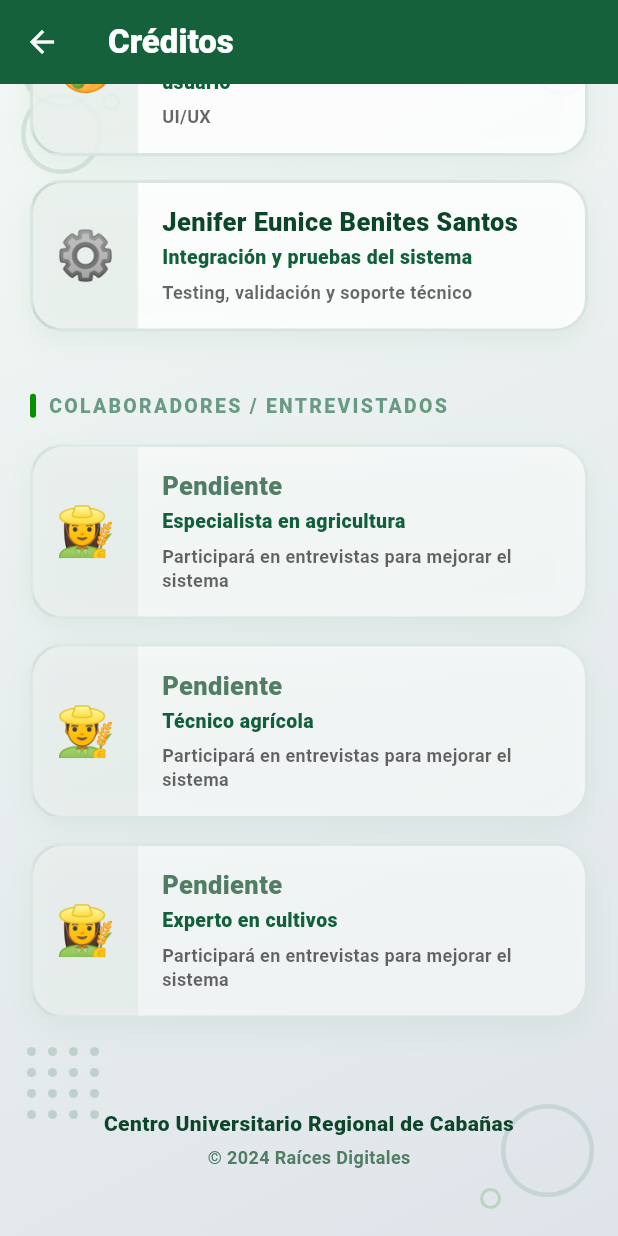
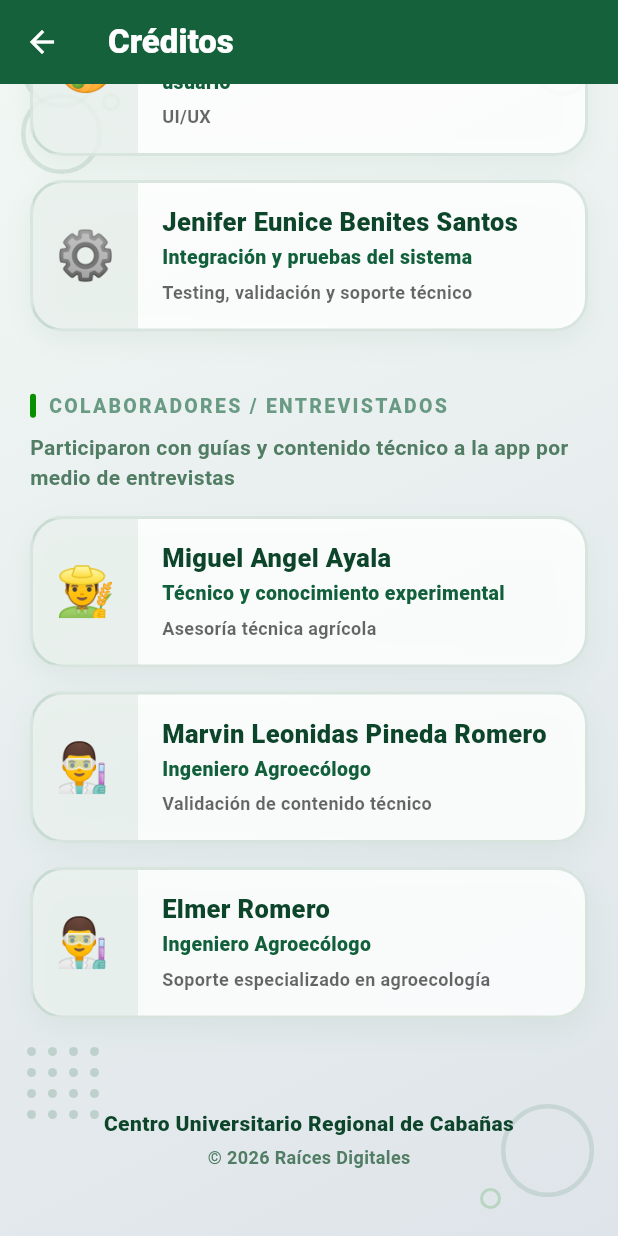
Before and after one commit to hildaalvarado-ux/Ra-ces-Dig-tales, a Flutter app: the CreditosPage screen opened directly, scrolled down 371 dp, on a phone screen of 412 x 824 dp. Run offline on Flutter 3.47's test engine with Material 3 defaults, Android fonts, the phone set to English and light mode, and no system bars; our stand-ins replace device_info_plus, drift, file_picker, flutter_local_notifications, image_picker, permission_handler and 3 more; accounts and stored records are empty; generated files the repository leaves out were written again; statements that could not run were skipped.

Commit message:
Update copyright to 2026, collaborators in credits, and dashboard background logo
- Updated project-wide copyright to Raíces Digitales 2026.
- Added collaborators Miguel Angel Ayala, Marvin Leonidas Pineda Romero, and Elmer Romero to the credits page with their respective roles and contribution details.
- Implemented a subtle background logo (0.05 opacity) in the DashboardPage using a Stack for enhanced branding without impacting usability.

Co-authored-by: hildaalvarado-ux <210755048+hildaalvarado-ux@users.noreply.github.com>

```diff
--- a/lib/dashboard.dart
+++ b/lib/dashboard.dart
@@ -434,9 +434,27 @@ class _DashboardPageState extends State<DashboardPage> {
             // ✅ CONTENIDO PRINCIPAL DEL DASHBOARD
             // ==========================================================
             body: SafeArea(
-              child: SingleChildScrollView(
-                padding: const EdgeInsets.fromLTRB(16, 16, 16, 24),
-                child: _buildBodyContent(w),
+              child: Stack(
+                children: [
+                  // Logo de fondo con opacidad
+                  Positioned.fill(
+                    child: Center(
+                      child: Opacity(
+                        opacity: 0.05,
+                        child: Image.asset(
+                          'assets/images/logosp.png',
+                          width: 300,
+                          height: 300,
+                          fit: BoxFit.contain,
+                        ),
+                      ),
+                    ),
+                  ),
+                  SingleChildScrollView(
+                    padding: const EdgeInsets.fromLTRB(16, 16, 16, 24),
+                    child: _buildBodyContent(w),
+                  ),
+                ],
               ),
             ),
           );
@@ -960,7 +978,7 @@ class _DashboardPageState extends State<DashboardPage> {
           Padding(
             padding: const EdgeInsets.fromLTRB(16, 6, 16, 14),
             child: Text(
-              'Raíces Digitales • v1.0',
+              'Raíces Digitales © 2026 • v1.0',
               style: TextStyle(
                 color: AppColors.greenDarker.withOpacity(0.70),
                 fontWeight: FontWeight.w700,
--- a/lib/data/common_widgets.dart
+++ b/lib/data/common_widgets.dart
@@ -23,7 +23,7 @@ class CopyrightFooter extends StatelessWidget {
             ),
             SizedBox(height: 4),
             Text(
-              '© 2024 Raíces Digitales',
+              '© 2026 Raíces Digitales',
               style: TextStyle(
                 color: AppColors.greenSoft,
                 fontWeight: FontWeight.w600,
--- a/lib/datos/creditos.dart
+++ b/lib/datos/creditos.dart
@@ -86,6 +86,18 @@ class CreditosPage extends StatelessWidget {
                 const SizedBox(height: 40),
 
                 _buildSectionTitle('COLABORADORES / ENTREVISTADOS'),
+                const SizedBox(height: 8),
+                const _FadeInAnimation(
+                  delay: 450,
+                  child: Text(
+                    'Participaron con guías y contenido técnico a la app por medio de entrevistas',
+                    style: TextStyle(
+                      fontSize: 14,
+                      fontWeight: FontWeight.w600,
+                      color: AppColors.greenSoft,
+                    ),
+                  ),
+                ),
                 const SizedBox(height: 16),
 
                 Wrap(
@@ -97,11 +109,10 @@ class CreditosPage extends StatelessWidget {
                       const _FadeInAnimation(
                         delay: 500,
                         child: _CreditCard(
-                          name: 'Pendiente',
-                          role: 'Especialista en agricultura',
-                          description: 'Participará en entrevistas para mejorar el sistema',
-                          icon: '👩‍🌾',
-                          isPlaceholder: true,
+                          name: 'Miguel Angel Ayala',
+                          role: 'Técnico y conocimiento experimental',
+                          description: 'Asesoría técnica agrícola',
+                          icon: '👨‍🌾',
                         ),
                       ),
                     ),
@@ -110,11 +121,10 @@ class CreditosPage extends StatelessWidget {
                       const _FadeInAnimation(
                         delay: 600,
                         child: _CreditCard(
-                          name: 'Pendiente',
-                          role: 'Técnico agrícola',
-                          description: 'Participará en entrevistas para mejorar el sistema',
-                          icon: '👨‍🌾',
-                          isPlaceholder: true,
+                          name: 'Marvin Leonidas Pineda Romero',
+                          role: 'Ingeniero Agroecólogo',
+                          description: 'Validación de contenido técnico',
+                          icon: '👨‍🔬',
                         ),
                       ),
                     ),
@@ -123,11 +133,10 @@ class CreditosPage extends StatelessWidget {
                       const _FadeInAnimation(
                         delay: 700,
                         child: _CreditCard(
-                          name: 'Pendiente',
-                          role: 'Experto en cultivos',
-                          description: 'Participará en entrevistas para mejorar el sistema',
-                          icon: '👩‍🌾',
-                          isPlaceholder: true,
+                          name: 'Elmer Romero',
+                          role: 'Ingeniero Agroecólogo',
+                          description: 'Soporte especializado en agroecología',
+                          icon: '👨‍🔬',
                         ),
                       ),
                     ),
@@ -151,7 +160,7 @@ class CreditosPage extends StatelessWidget {
                         ),
                         SizedBox(height: 4),
                         Text(
-                          '© 2024 Raíces Digitales',
+                          '© 2026 Raíces Digitales',
                           style: TextStyle(
                             color: AppColors.greenSoft,
                             fontWeight: FontWeight.w600,
```
